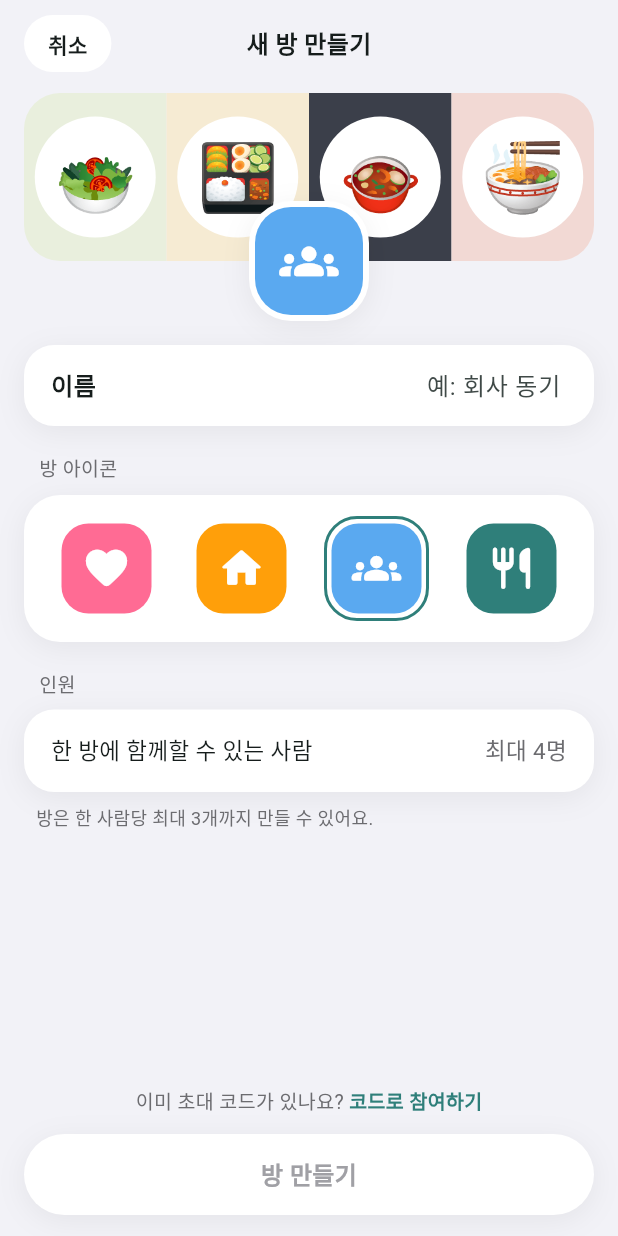
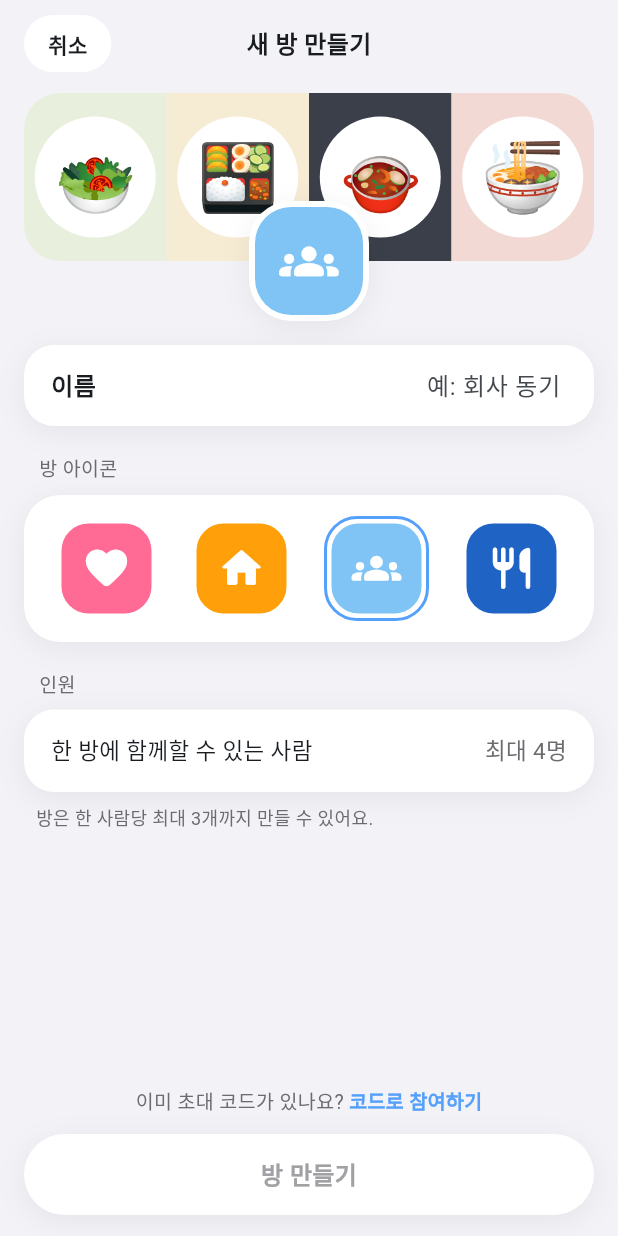
Before and after one commit to isla0x/meokeo, a Flutter app: the RoomCreateScreen screen opened directly, on a phone screen of 412 x 824 dp. Run offline on Flutter 3.47's test engine with Material 3 defaults, Android fonts, the phone set to English and light mode, and no system bars; our stand-ins replace cloud_firestore, firebase_auth, firebase_core, flutter_local_notifications, flutter_timezone, image_picker and 3 more; accounts and stored records are empty; network calls fail.

Commit message:
색 테마를 하루링과 같은 파란색으로 변경
Co-Authored-By: Claude Sonnet 5.5 <noreply@anthropic.com>
Claude-Session: https://claude.ai/code/session_01SknVaD1zva8nUtGWW3MJ3y

```diff
--- a/lib/theme.dart
+++ b/lib/theme.dart
@@ -1,8 +1,9 @@
 import 'package:flutter/material.dart';
 
-// 목업 색: 청록 포인트 + iOS 그룹 배경
-const Color kTeal = Color(0xFF2F7F7A);
-const Color kTealSoft = Color(0xFFE3F0EE);
+// 하루링과 같은 파란 포인트 (이름은 kTeal이지만 값은 하루링 kAccent)
+const Color kTeal = Color(0xFF55A0FA);
+const Color kTealSoft = Color(0xFFE3EEFD);
+const Color kDeep = Color(0xFF1F63C4);
 const Color kBg = Color(0xFFF2F2F7);
 const Color kInk = Color(0xFF111111);
 const Color kMuted = Color(0xFF6C6C70);
--- a/lib/widgets.dart
+++ b/lib/widgets.dart
@@ -13,8 +13,8 @@ class RoomKind {
 const List<RoomKind> kRoomKinds = [
   RoomKind('heart', Color(0xFFFF6B94), Icons.favorite_rounded),
   RoomKind('home', Color(0xFFFF9F0A), Icons.home_rounded),
-  RoomKind('people', Color(0xFF5AA9F0), Icons.groups_rounded),
-  RoomKind('dining', kTeal, Icons.restaurant_rounded),
+  RoomKind('people', Color(0xFF7FC4F5), Icons.groups_rounded),
+  RoomKind('dining', kDeep, Icons.restaurant_rounded),
 ];
 
 RoomKind kindOf(String key) =>
```
